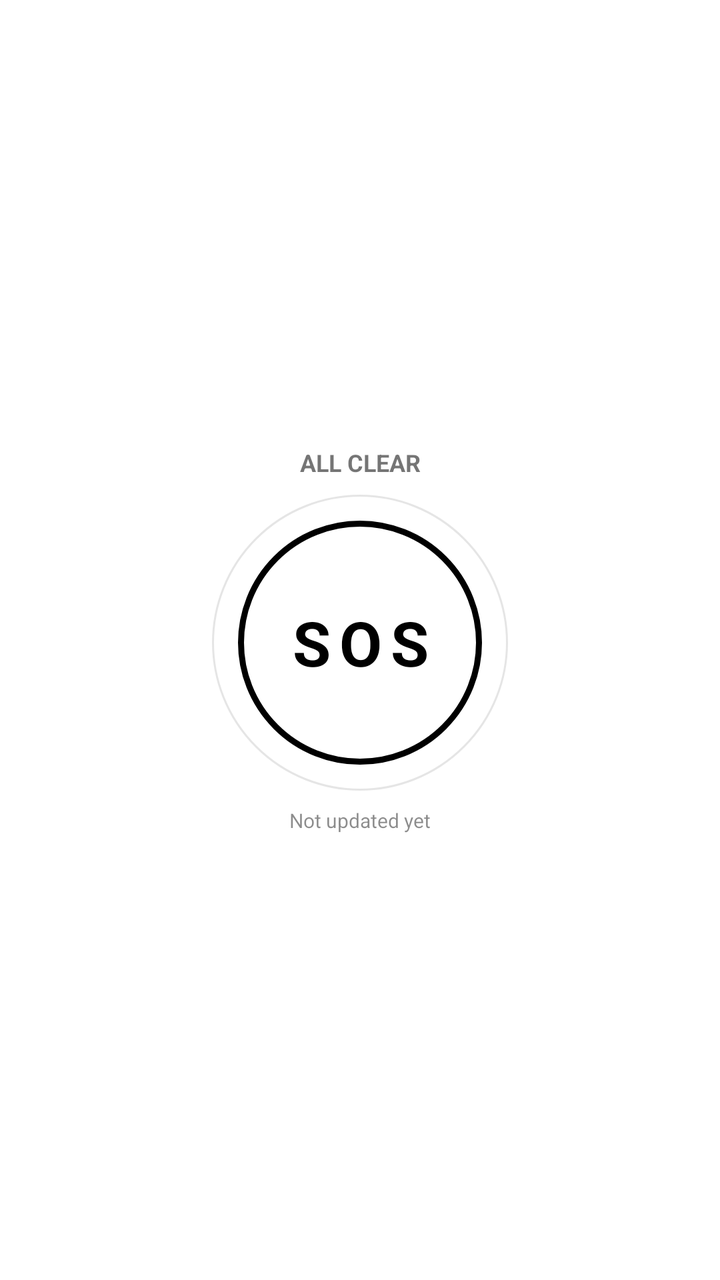
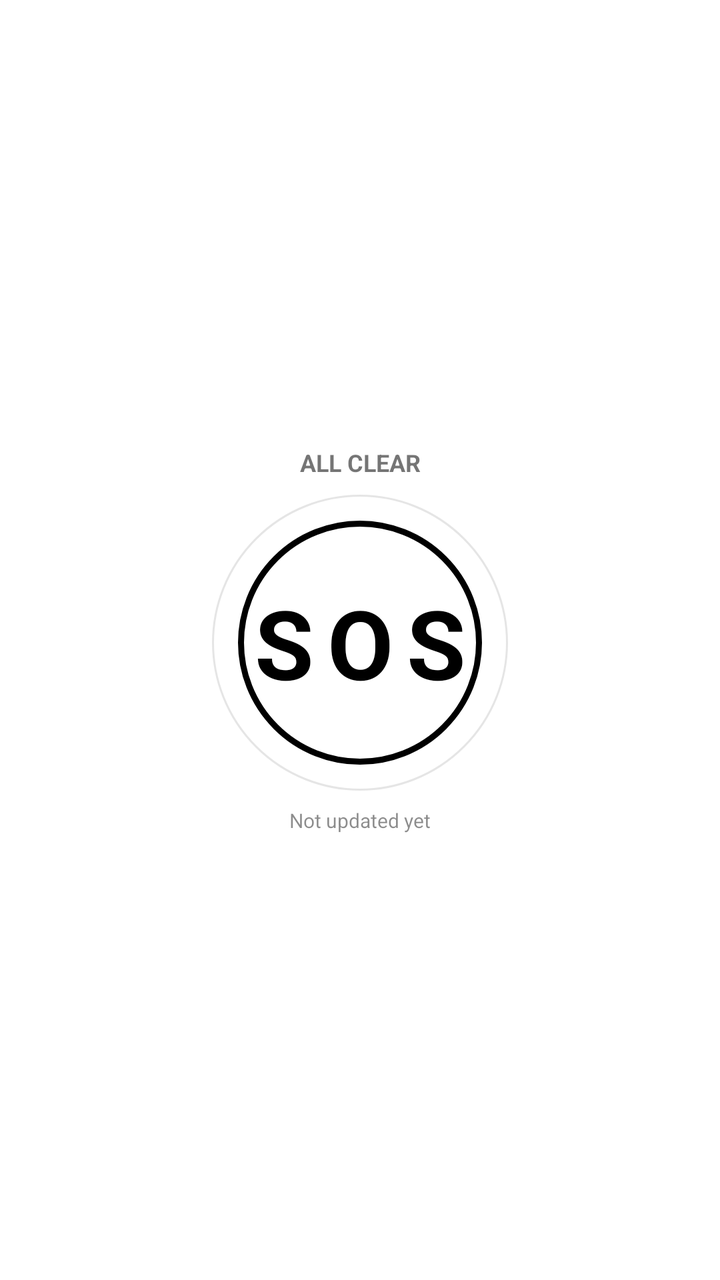

Before-and-after screenshots of an Android layout around one commit, followed by the original layout XML and the change that was made.
<!-- AndroidManifest.xml: fallback theme Theme.MaterialComponents.DayNight.NoActionBar -->
<!-- res/layout/seizure_alert_widget.xml -->
<?xml version="1.0" encoding="utf-8"?>
<LinearLayout xmlns:android="http://schemas.android.com/apk/res/android"
    android:id="@+id/widget_content"
    android:layout_width="match_parent"
    android:layout_height="match_parent"
    android:background="@drawable/widget_background"
    android:gravity="center"
    android:orientation="vertical"
    android:padding="12dp">

    <TextView
        android:id="@+id/widget_status"
        android:layout_width="match_parent"
        android:layout_height="wrap_content"
        android:ellipsize="end"
        android:gravity="center"
        android:maxLines="1"
        android:text="All clear"
        android:textAllCaps="true"
        android:textColor="#8A000000"
        android:textSize="12sp"
        android:textStyle="bold" />

    <FrameLayout
        android:layout_width="148dp"
        android:layout_height="148dp"
        android:layout_marginTop="8dp"
        android:background="@drawable/widget_outer_ring"
        android:padding="13dp">

        <TextView
            android:id="@+id/widget_action"
            android:layout_width="match_parent"
            android:layout_height="match_parent"
            android:background="@drawable/widget_action_background"
            android:gravity="center"
            android:letterSpacing="0.14"
            android:text="SOS"
            android:textColor="#FF000000"
            android:textSize="31sp"
            android:textStyle="bold" />
    </FrameLayout>

    <TextView
        android:id="@+id/widget_updated"
        android:layout_width="wrap_content"
        android:layout_height="wrap_content"
        android:layout_marginTop="8dp"
        android:text="Not updated yet"
        android:textColor="#73000000"
        android:textSize="10sp" />
</LinearLayout>
<!-- resources referenced by this layout -->
<resources>
  <!-- drawable widget_action_background (drawable) -->
  <?xml version="1.0" encoding="utf-8"?>
  <shape xmlns:android="http://schemas.android.com/apk/res/android" android:shape="oval">
      <solid android:color="#FFFFFFFF" />
      <stroke android:width="3dp" android:color="#FF000000" />
  </shape>
  <!-- drawable widget_background (drawable) -->
  <?xml version="1.0" encoding="utf-8"?>
  <shape xmlns:android="http://schemas.android.com/apk/res/android" android:shape="rectangle">
      <solid android:color="#FFFFFFFF" />
      <corners android:radius="16dp" />
  </shape>
  <!-- drawable widget_outer_ring (drawable) -->
  <?xml version="1.0" encoding="utf-8"?>
  <shape xmlns:android="http://schemas.android.com/apk/res/android" android:shape="oval">
      <solid android:color="#FFFFFFFF" />
      <stroke android:width="1dp" android:color="#1A000000" />
  </shape>
</resources>

<!-- the commit's change to res/layout/seizure_alert_widget.xml (unified diff, before → after) -->
@@ -22,6 +22,7 @@
         android:textStyle="bold" />
 
     <FrameLayout
+        android:id="@+id/widget_ring"
         android:layout_width="148dp"
         android:layout_height="148dp"
         android:layout_marginTop="8dp"
@@ -38,6 +39,10 @@
             android:text="SOS"
             android:textColor="#FF000000"
             android:textSize="31sp"
+            android:autoSizeTextType="uniform"
+            android:autoSizeMinTextSize="10sp"
+            android:autoSizeMaxTextSize="48sp"
+            android:autoSizeStepGranularity="1sp"
             android:textStyle="bold" />
     </FrameLayout>
 
